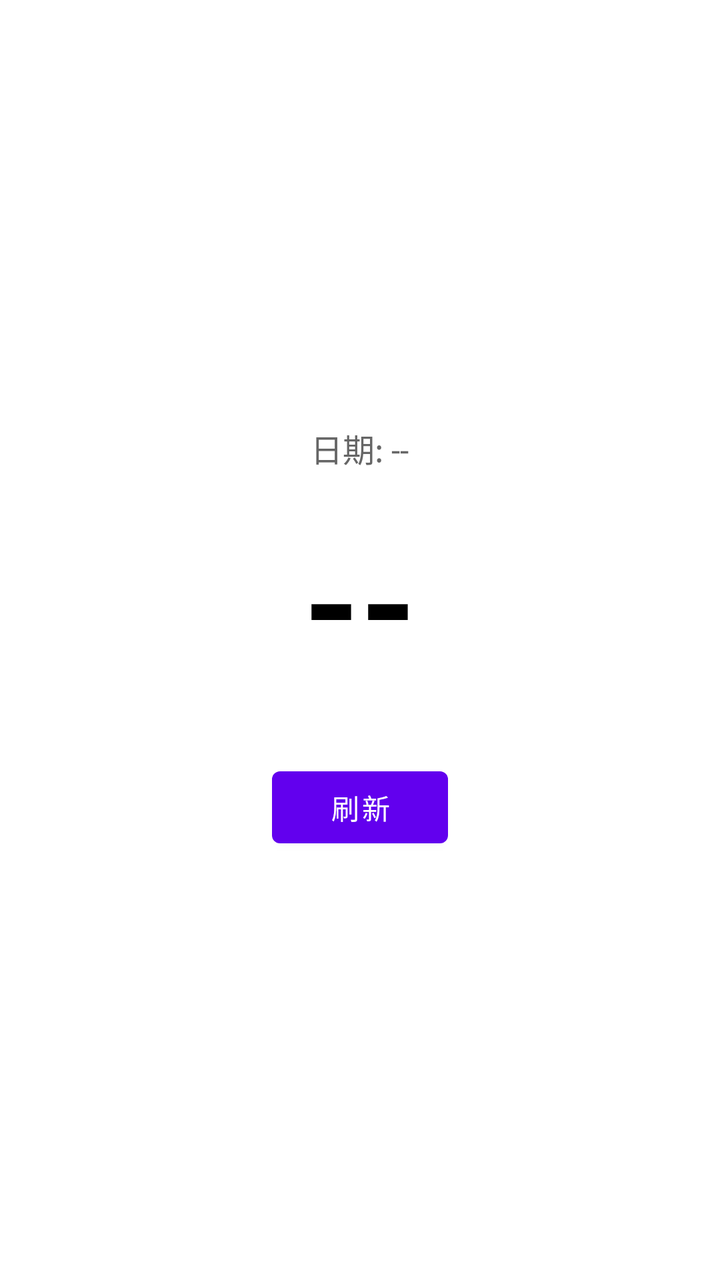
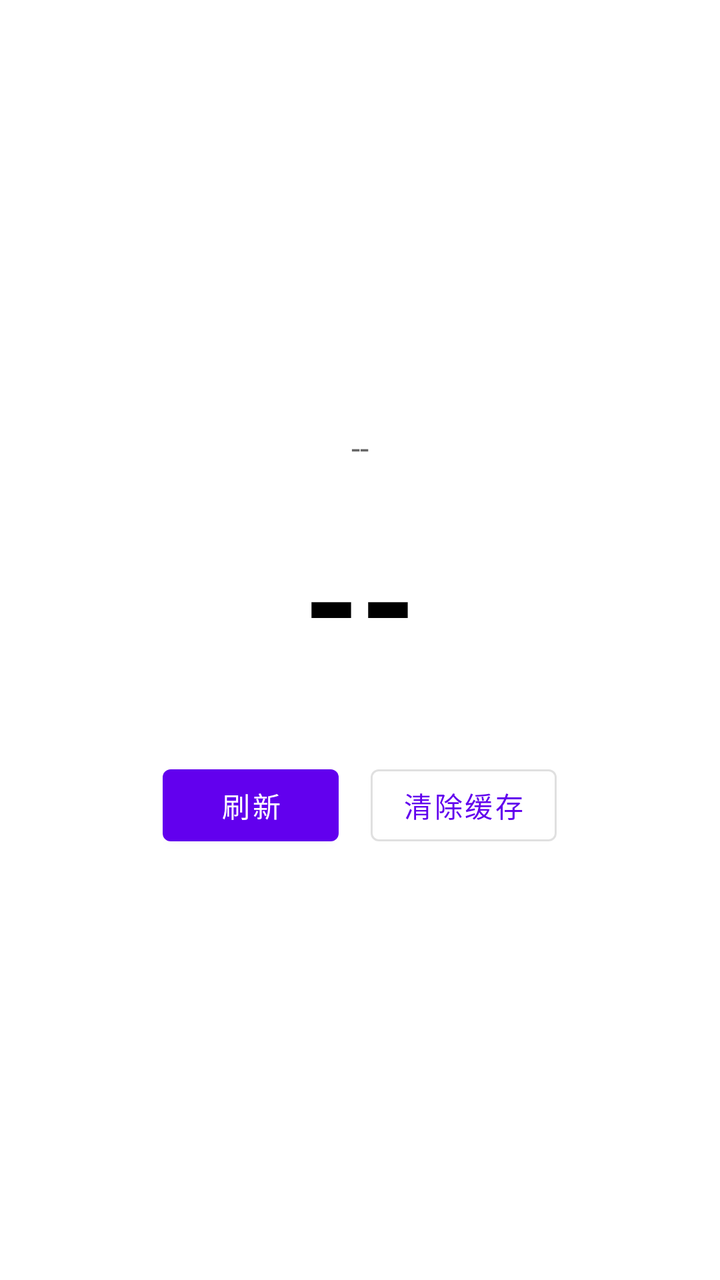

Two renders of the same Android screen: before a commit and after it. Below are the layout's source before the change and the commit's diff.
<!-- AndroidManifest.xml: application theme Theme.DailyRandom -->
<!-- res/layout/activity_main.xml -->
<?xml version="1.0" encoding="utf-8"?>
<LinearLayout xmlns:android="http://schemas.android.com/apk/res/android"
    android:layout_width="match_parent"
    android:layout_height="match_parent"
    android:gravity="center"
    android:orientation="vertical"
    android:padding="32dp">

    <TextView
        android:id="@+id/tvDate"
        android:layout_width="wrap_content"
        android:layout_height="wrap_content"
        android:text="日期: --"
        android:textColor="#666666"
        android:textSize="16sp" />

    <TextView
        android:id="@+id/tvRandom"
        android:layout_width="wrap_content"
        android:layout_height="wrap_content"
        android:layout_marginTop="16dp"
        android:text="--"
        android:textColor="#000000"
        android:textSize="72sp"
        android:textStyle="bold" />

    <Button
        android:id="@+id/btnRefresh"
        android:layout_width="wrap_content"
        android:layout_height="wrap_content"
        android:layout_marginTop="32dp"
        android:text="刷新" />

</LinearLayout>
<!-- resources referenced by this layout -->
<resources>
  <style name="Theme.DailyRandom" parent="Theme.MaterialComponents.DayNight.DarkActionBar">
          <item name="colorPrimary">@color/purple_500</item>
          <item name="colorPrimaryVariant">@color/purple_700</item>
          <item name="colorOnPrimary">@color/white</item>
          <item name="colorSecondary">@color/teal_200</item>
          <item name="colorSecondaryVariant">@color/teal_700</item>
          <item name="colorOnSecondary">@color/black</item>
      </style>
  <color name="purple_500">#FF6200EE</color>
  <color name="purple_700">#FF3700B3</color>
  <color name="white">#FFFFFFFF</color>
  <color name="teal_200">#FF03DAC5</color>
  <color name="teal_700">#FF018786</color>
  <color name="black">#FF000000</color>
</resources>

<!-- the commit's change to res/layout/activity_main.xml (unified diff, before → after) -->
@@ -10,7 +10,7 @@
         android:id="@+id/tvDate"
         android:layout_width="wrap_content"
         android:layout_height="wrap_content"
-        android:text="日期: --"
+        android:text="--"
         android:textColor="#666666"
         android:textSize="16sp" />
 
@@ -24,11 +24,26 @@
         android:textSize="72sp"
         android:textStyle="bold" />
 
-    <Button
-        android:id="@+id/btnRefresh"
+    <LinearLayout
         android:layout_width="wrap_content"
         android:layout_height="wrap_content"
         android:layout_marginTop="32dp"
-        android:text="刷新" />
+        android:orientation="horizontal">
+
+        <Button
+            android:id="@+id/btnRefresh"
+            android:layout_width="wrap_content"
+            android:layout_height="wrap_content"
+            android:layout_marginEnd="16dp"
+            android:text="刷新" />
+
+        <Button
+            android:id="@+id/btnClear"
+            android:layout_width="wrap_content"
+            android:layout_height="wrap_content"
+            android:text="清除缓存"
+            style="@style/Widget.MaterialComponents.Button.OutlinedButton" />
+
+    </LinearLayout>
 
 </LinearLayout>
